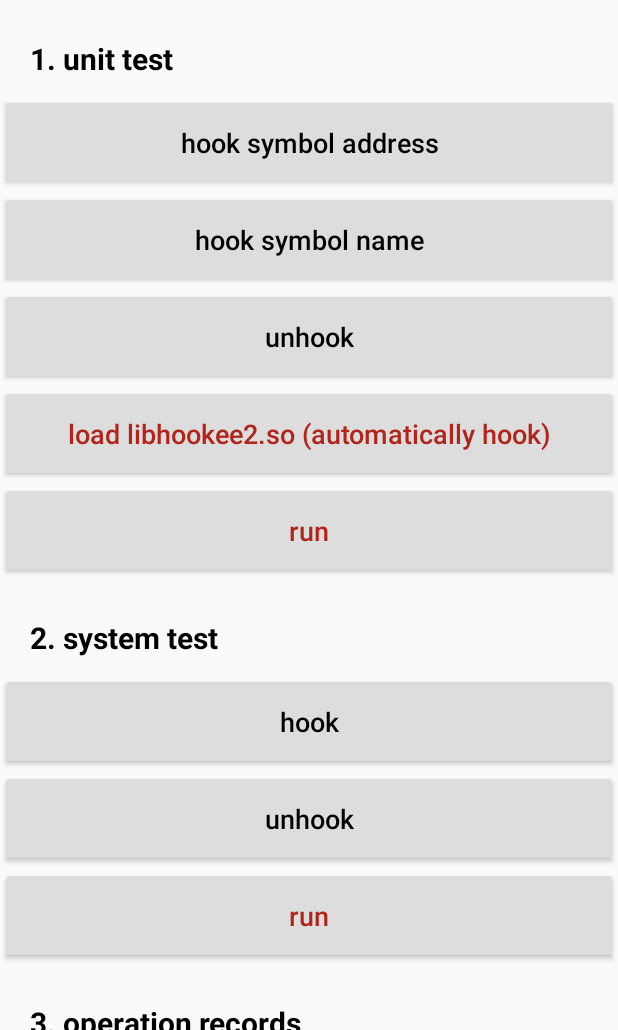
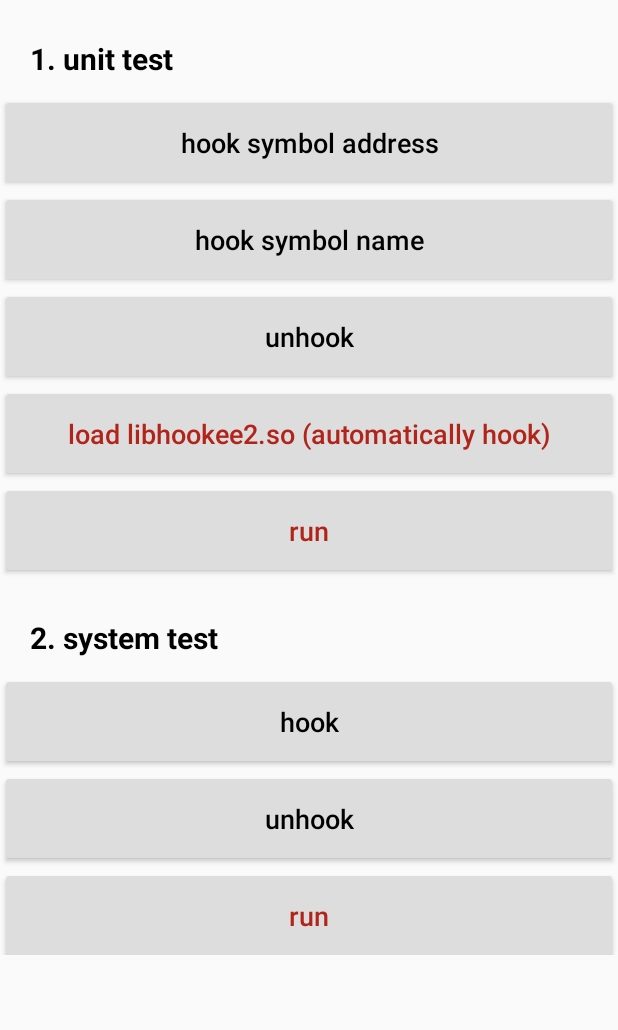
Before and after one commit to bytedance/android-inline-hook, an Android app: the screen it shows after launch (MainActivity), on a phone screen of 412 x 824 dp, the part 206-1236 px from its top. Run offline under Robolectric (Android 15) with nearby library versions, the phone set to English and light mode, and no system bars; 2 statements that could not run were skipped.

Commit message:
Fix sample app UI.

```diff
--- a/app/src/main/res/layout/activity_main.xml
+++ b/app/src/main/res/layout/activity_main.xml
@@ -6,6 +6,7 @@
     android:layout_height="match_parent"
     android:orientation="vertical"
     android:paddingTop="50dp"
+    android:paddingBottom="50dp"
     tools:context=".MainActivity">
 
     <LinearLayout
```
